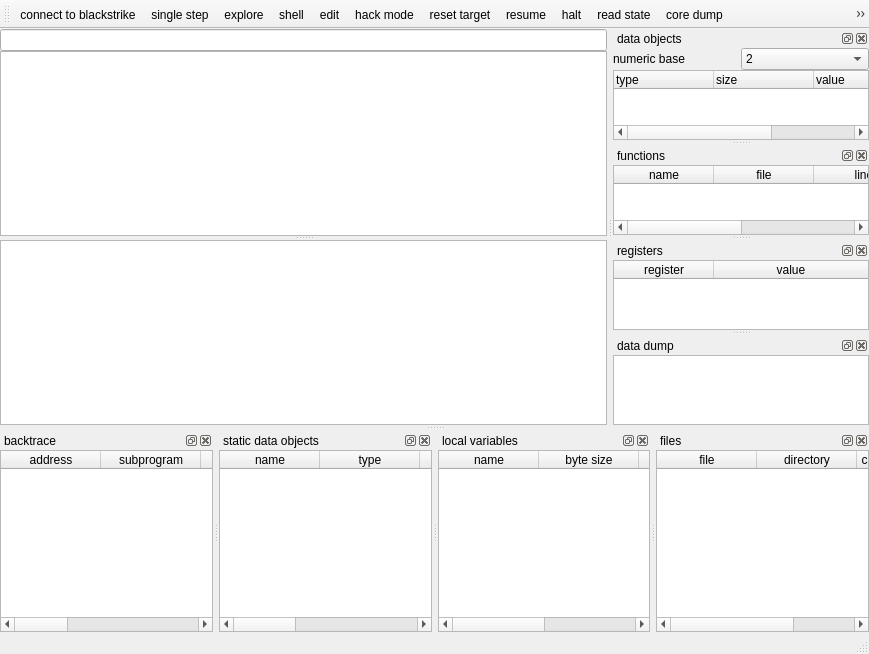
Qt form mainwindow.ui (stoyan-shopov/troll) before a commit.
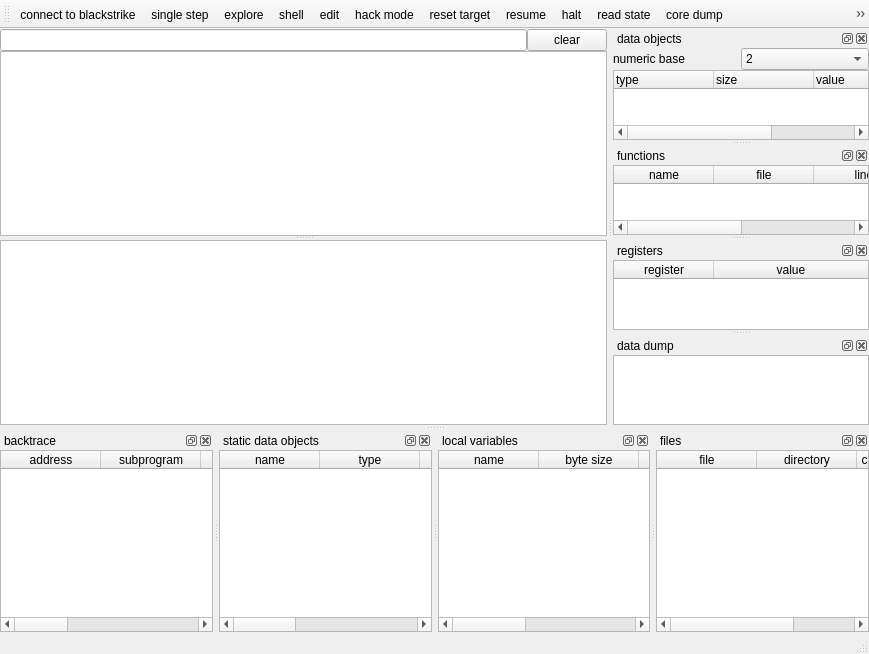
The same form after that commit.

Patch:
```diff
--- a/mainwindow.ui
+++ b/mainwindow.ui
@@ -14,7 +14,7 @@
    <string>troll debugger</string>
   </property>
   <widget class="QWidget" name="centralWidget">
-   <layout class="QVBoxLayout" name="verticalLayout" stretch="0,0">
+   <layout class="QVBoxLayout" name="verticalLayout">
     <property name="spacing">
      <number>0</number>
     </property>
@@ -31,7 +31,21 @@
      <number>0</number>
     </property>
     <item>
-     <widget class="QLineEdit" name="lineEditSforthCommand"/>
+     <layout class="QHBoxLayout" name="horizontalLayout_2">
+      <property name="spacing">
+       <number>0</number>
+      </property>
+      <item>
+       <widget class="QLineEdit" name="lineEditSforthCommand"/>
+      </item>
+      <item>
+       <widget class="QPushButton" name="pushButton">
+        <property name="text">
+         <string>clear</string>
+        </property>
+       </widget>
+      </item>
+     </layout>
     </item>
     <item>
      <widget class="QSplitter" name="splitterMain">
@@ -429,6 +443,11 @@
          <string>byte size</string>
         </property>
        </column>
+       <column>
+        <property name="text">
+         <string>location</string>
+        </property>
+       </column>
        <column>
         <property name="text">
          <string>dwarf location</string>
```
Left out of the diff: 19 changed lines with no effect on the pictures.
